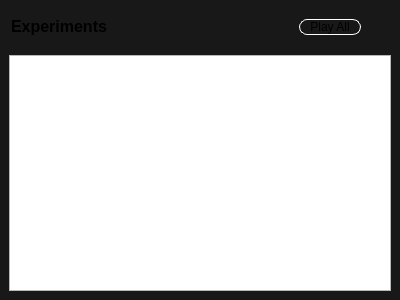
The window that src/gui/forms/projectwidget.ui (evoplex/evoplex) describes before a commit, drawn with Qt 5.
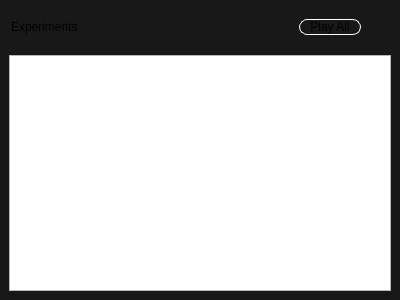
The same window after the commit. Custom widgets are drawn as their Qt base class.

Commit message: gui - adjust font size of our pages

Patch:
```diff
--- a/src/gui/forms/projectwidget.ui
+++ b/src/gui/forms/projectwidget.ui
@@ -33,13 +33,6 @@
           <verstretch>0</verstretch>
          </sizepolicy>
         </property>
-        <property name="font">
-         <font>
-          <pointsize>12</pointsize>
-          <weight>75</weight>
-          <bold>true</bold>
-         </font>
-        </property>
         <property name="text">
          <string>Experiments</string>
         </property>
```
Left out of the diff: 2 changed lines with no effect on the pictures. The commit also changes 10 other files.
